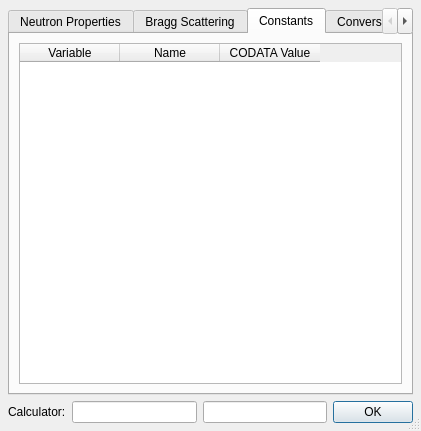
Old version of the form ui/neutrons.ui in the repository t-weber/takin.
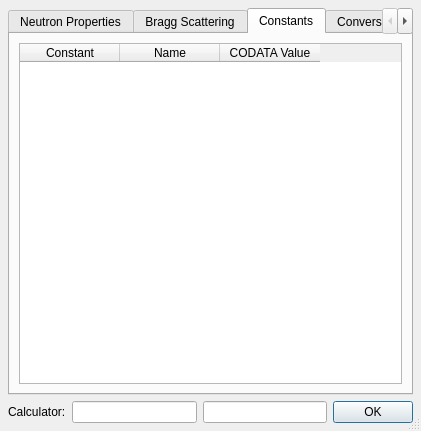
New version of the form. The open tabs and pages were chosen to show the change.

Patch:
```diff
--- a/ui/neutrons.ui
+++ b/ui/neutrons.ui
@@ -418,7 +418,7 @@
          </attribute>
          <column>
           <property name="text">
-           <string>Variable</string>
+           <string>Constant</string>
           </property>
          </column>
          <column>
```
